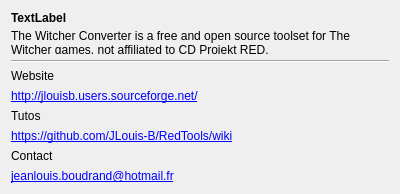
JLouis-B/RedTools, file W2ENT_QT/GUI_About.ui: the form before one commit.
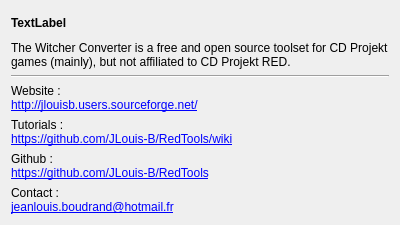
The form after the commit.

Commit message: Update About panel

What changed in the file:
```diff
--- a/W2ENT_QT/GUI_About.ui
+++ b/W2ENT_QT/GUI_About.ui
@@ -7,7 +7,7 @@
     <x>0</x>
     <y>0</y>
     <width>400</width>
-    <height>194</height>
+    <height>225</height>
    </rect>
   </property>
   <property name="windowTitle">
@@ -30,7 +30,7 @@
    <item>
     <widget class="QLabel" name="label_description">
      <property name="text">
-      <string>The Witcher Converter is a free and open source toolset for The Witcher games, not affiliated to CD Projekt RED.</string>
+      <string>&lt;html&gt;&lt;head/&gt;&lt;body&gt;&lt;p&gt;The Witcher Converter is a free and open source toolset for CD Projekt games (mainly), but not affiliated to CD Projekt RED.&lt;/p&gt;&lt;/body&gt;&lt;/html&gt;</string>
      </property>
      <property name="scaledContents">
       <bool>false</bool>
@@ -56,20 +56,7 @@
       </sizepolicy>
      </property>
      <property name="text">
-      <string>Website</string>
-     </property>
-    </widget>
-   </item>
-   <item>
-    <widget class="QLabel" name="label_website_link">
-     <property name="sizePolicy">
-      <sizepolicy hsizetype="Preferred" vsizetype="Fixed">
-       <horstretch>0</horstretch>
-       <verstretch>0</verstretch>
-      </sizepolicy>
-     </property>
-     <property name="text">
-      <string>&lt;a href=&quot;http://jlouisb.users.sourceforge.net/&quot;&gt;http://jlouisb.users.sourceforge.net/&lt;/a&gt;</string>
+      <string>Website :&lt;br/&gt;&lt;a href=&quot;http://jlouisb.users.sourceforge.net/&quot;&gt;http://jlouisb.users.sourceforge.net/&lt;/a&gt;</string>
      </property>
      <property name="textFormat">
       <enum>Qt::RichText</enum>
@@ -88,20 +75,7 @@
       </sizepolicy>
      </property>
      <property name="text">
-      <string>Tutos</string>
-     </property>
-    </widget>
-   </item>
-   <item>
-    <widget class="QLabel" name="label_tutos_link">
-     <property name="sizePolicy">
-      <sizepolicy hsizetype="Preferred" vsizetype="Fixed">
-       <horstretch>0</horstretch>
-       <verstretch>0</verstretch>
-      </sizepolicy>
-     </property>
-     <property name="text">
-      <string>&lt;a href=&quot;https://github.com/JLouis-B/RedTools/wiki&quot;&gt;https://github.com/JLouis-B/RedTools/wiki&lt;/a&gt;</string>
+      <string>Tutorials :&lt;br/&gt;&lt;a href=&quot;https://github.com/JLouis-B/RedTools/wiki&quot;&gt;https://github.com/JLouis-B/RedTools/wiki&lt;/a&gt;</string>
      </property>
      <property name="openExternalLinks">
       <bool>true</bool>
@@ -109,15 +83,9 @@
     </widget>
    </item>
    <item>
-    <widget class="QLabel" name="label_contact">
-     <property name="sizePolicy">
-      <sizepolicy hsizetype="Preferred" vsizetype="Fixed">
-       <horstretch>0</horstretch>
-       <verstretch>0</verstretch>
-      </sizepolicy>
-     </property>
+    <widget class="QLabel" name="label_github">
      <property name="text">
-      <string>Contact</string>
+      <string>Github :&lt;br/&gt;&lt;a href=&quot;https://github.com/JLouis-B/RedTools&quot;&gt;https://github.com/JLouis-B/RedTools&lt;a&gt;</string>
      </property>
     </widget>
    </item>
@@ -130,7 +98,7 @@
       </sizepolicy>
      </property>
      <property name="text">
-      <string>&lt;a href=&quot;mailto:jeanlouis.boudrand@hotmail.fr&quot;&gt;jeanlouis.boudrand@hotmail.fr&lt;/a&gt;</string>
+      <string>Contact :&lt;br/&gt;&lt;a href=&quot;mailto:jeanlouis.boudrand@hotmail.fr&quot;&gt;jeanlouis.boudrand@hotmail.fr&lt;/a&gt;</string>
      </property>
      <property name="openExternalLinks">
       <bool>true</bool>
```
